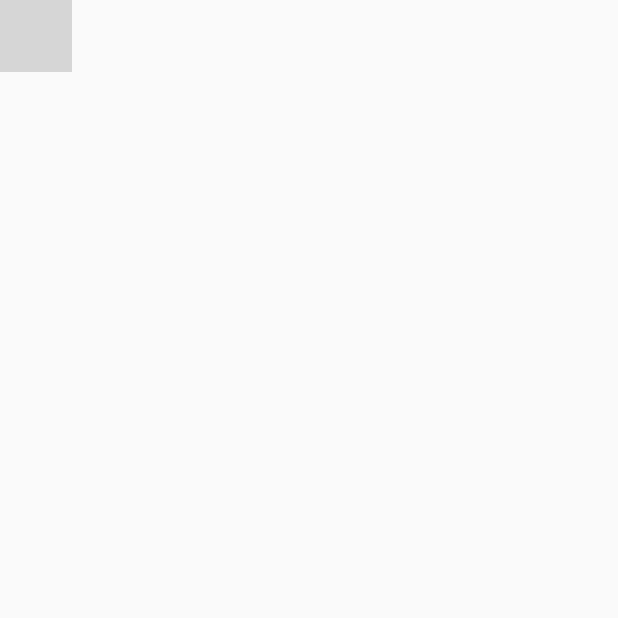
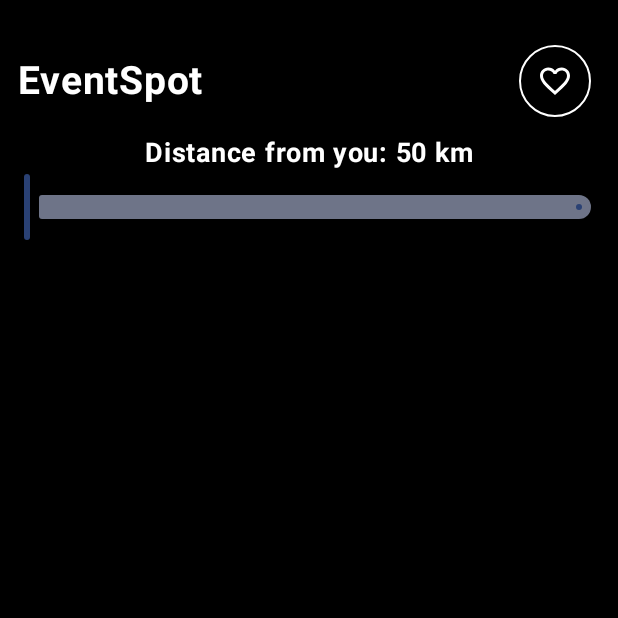
Before and after one commit to s3467490/s3467490, an Android app built with Jetpack Compose: the screen it shows after launch (MainActivity), on a phone screen of 412 x 824 dp, the top half of it. Run offline under Robolectric (Android 15) with nearby library versions, the phone set to English and light mode, and no system bars; our stand-ins replace Dagger/Hilt's generated code, Firebase (no records; nobody signed in at launch, a user with empty details on screens opened directly), Room's generated code; grey boxes are pictures that could not be loaded.

Commit message:
offline catching commit 10

```diff
--- a/app/src/main/java/uk/ac/tees/mad/eventspot/data/EventDao.kt
+++ b/app/src/main/java/uk/ac/tees/mad/eventspot/data/EventDao.kt
@@ -11,7 +11,7 @@ import uk.ac.tees.mad.eventspot.model.Event
 interface EventDao {
 
     @Insert(onConflict = OnConflictStrategy.REPLACE)
-    suspend fun addEvent(entity:Event)
+    suspend fun addEvents(entities:List<Event>)
 
     @Query("SELECT * FROM event_table")
     fun getEvents():Flow<List<Event>>
--- a/app/src/main/java/uk/ac/tees/mad/eventspot/data/Repository.kt
+++ b/app/src/main/java/uk/ac/tees/mad/eventspot/data/Repository.kt
@@ -4,7 +4,7 @@ import kotlinx.coroutines.flow.Flow
 import uk.ac.tees.mad.eventspot.model.Event
 
 interface Repository {
-    suspend fun addEvent(entity: Event)
+    suspend fun addEvents(entities:List<Event>)
     fun getEvents(): Flow<List<Event>>
     suspend fun deleteAllEvents()
 }
--- a/app/src/main/java/uk/ac/tees/mad/eventspot/data/RepositoryImpl.kt
+++ b/app/src/main/java/uk/ac/tees/mad/eventspot/data/RepositoryImpl.kt
@@ -7,8 +7,8 @@ import javax.inject.Inject
 class RepositoryImpl @Inject constructor(
     private val eventDao: EventDao
 ):Repository {
-    override suspend fun addEvent(entity: Event) {
-        eventDao.addEvent(entity)
+    override suspend fun addEvents(entities: List<Event>) {
+        eventDao.addEvents(entities)
     }
 
     override fun getEvents(): Flow<List<Event>> {
--- a/app/src/main/java/uk/ac/tees/mad/eventspot/ui/screen/home/EventItem.kt
+++ b/app/src/main/java/uk/ac/tees/mad/eventspot/ui/screen/home/EventItem.kt
@@ -97,13 +97,3 @@ fun EventItem(event: Event, borderColor: Color) {
         }
     }
 }
-
-
-@Preview(showBackground = true)
-@Composable
-private fun EventItemPrev() {
-    val event = Event("Tech Innovation Summit", "2025-04-15", "10:00 AM", "London, UK", 51.5074, -0.1278, "A gathering of industry leaders discussing the future of AI and technology.")
-    EventSpotTheme {
-        EventItem(event, Color.Magenta)
-    }
-}
--- /dev/null
+++ b/app/src/main/java/uk/ac/tees/mad/eventspot/ui/screen/home/HomeScreen.kt
@@ -0,0 +1,139 @@
+package uk.ac.tees.mad.eventspot.ui.screen.home
+
+import android.Manifest
+import android.content.ClipData.Item
+import android.widget.Toast
+import androidx.activity.compose.rememberLauncherForActivityResult
+import androidx.activity.result.contract.ActivityResultContracts
+import androidx.compose.foundation.border
+import androidx.compose.foundation.layout.Box
+import androidx.compose.foundation.layout.Column
+import androidx.compose.foundation.layout.Row
+import androidx.compose.foundation.layout.fillMaxSize
+import androidx.compose.foundation.layout.fillMaxWidth
+import androidx.compose.foundation.layout.padding
+import androidx.compose.foundation.lazy.LazyColumn
+import androidx.compose.foundation.lazy.items
+import androidx.compose.foundation.shape.CircleShape
+import androidx.compose.material3.ExperimentalMaterial3Api
+import androidx.compose.material3.Icon
+import androidx.compose.material3.IconButton
+import androidx.compose.material3.Scaffold
+import androidx.compose.material3.Slider
+import androidx.compose.material3.Text
+import androidx.compose.material3.pulltorefresh.PullToRefreshBox
+import androidx.compose.material3.pulltorefresh.rememberPullToRefreshState
+import androidx.compose.runtime.Composable
+import androidx.compose.runtime.LaunchedEffect
+import androidx.compose.runtime.collectAsState
+import androidx.compose.runtime.getValue
+import androidx.compose.runtime.mutableFloatStateOf
+import androidx.compose.runtime.mutableStateOf
+import androidx.compose.runtime.remember
+import androidx.compose.runtime.setValue
+import androidx.compose.ui.Alignment
+import androidx.compose.ui.Modifier
+import androidx.compose.ui.graphics.Color
+import androidx.compose.ui.graphics.vector.ImageVector
+import androidx.compose.ui.platform.LocalContext
+import androidx.compose.ui.res.vectorResource
+import androidx.compose.ui.text.font.FontWeight
+import androidx.compose.ui.unit.dp
+import androidx.compose.ui.unit.sp
+import uk.ac.tees.mad.eventspot.R
+import uk.ac.tees.mad.eventspot.utils.Utils.calculateDistance
+
+@OptIn(ExperimentalMaterial3Api::class)
+@Composable
+fun HomeScreen(viewModel: HomeViewModel) {
+    val colorList = listOf(Color.Red, Color.Magenta, Color.Green, Color.Yellow, Color.Cyan)
+    val eventList by viewModel.eventList.collectAsState()
+    val isRefreshing by viewModel.isRefreshing.collectAsState()
+    val userLocation by viewModel.userLocation.collectAsState()
+    var sliderValue by remember { mutableFloatStateOf(50f) }
+
+    val refreshState = rememberPullToRefreshState()
+
+    val permissionLauncher = rememberLauncherForActivityResult(
+        contract = ActivityResultContracts.RequestPermission()
+    ) { isGranted ->
+        if (isGranted) {
+            viewModel.hasPermission(true)
+        }
+    }
+
+    LaunchedEffect(Unit) {
+        permissionLauncher.launch(Manifest.permission.ACCESS_FINE_LOCATION)
+    }
+
+    Scaffold(
+        containerColor = Color.Black,
+        topBar = {
+            Row(
+                verticalAlignment = Alignment.CenterVertically,
+                modifier = Modifier.padding(top = 30.dp, start = 12.dp, bottom = 12.dp, end = 18.dp)
+            ) {
+                Text(
+                    "EventSpot",
+                    fontSize = 26.sp,
+                    fontWeight = FontWeight.Bold,
+                    color = Color.White,
+                    modifier = Modifier.weight(1f)
+                )
+                IconButton(
+                    onClick = {},
+                    modifier = Modifier
+                        .border(1.dp, color = Color.White, shape = CircleShape)
+                ) {
+                    Icon(
+                        imageVector = ImageVector.vectorResource(R.drawable.baseline_favorite_border_24),
+                        contentDescription = "Favorite",
+                        tint = Color.White
+                    )
+                }
+            }
+        }
+    ) { paddingValues ->
+        PullToRefreshBox(
+            state = refreshState,
+            isRefreshing = isRefreshing,
+            onRefresh = {
+                viewModel.fetchEvents()
+            },
+            modifier = Modifier
+                .padding(paddingValues)
+                .fillMaxSize()
+        ) {
+            LazyColumn {
+
+                item {
+                    Column(
+                        modifier = Modifier
+                            .fillMaxWidth(),
+                            //.padding(16.dp),
+                        horizontalAlignment = Alignment.CenterHorizontally
+                    ) {
+                        Text(
+                            text = "Distance from you: ${sliderValue.toInt()} km",
+                            fontSize = 18.sp,
+                            color = Color.White,
+                            fontWeight = FontWeight.Bold
+                        )
+
+                        Slider(
+                            value = sliderValue,
+                            onValueChange = { sliderValue = it },
+                            valueRange = 50f..500f,
+                            modifier = Modifier.padding(horizontal = 16.dp)
+                        )
+                    }
+                }
+                items(eventList.filter {
+                    calculateDistance(userLocation!!, it.latitude, it.longitude) < sliderValue
+                }) { event ->
+                    EventItem(event, colorList.random())
+                }
+            }
+        }
+    }
+}
--- /dev/null
+++ b/app/src/main/java/uk/ac/tees/mad/eventspot/ui/screen/home/HomeViewModel.kt
@@ -0,0 +1,98 @@
+package uk.ac.tees.mad.eventspot.ui.screen.home
+
+import android.Manifest
+import android.content.Context
+import android.content.pm.PackageManager
+import android.location.Location
+import android.util.Log
+import androidx.core.app.ActivityCompat
+import androidx.lifecycle.ViewModel
+import androidx.lifecycle.viewModelScope
+import com.google.android.gms.location.FusedLocationProviderClient
+import com.google.firebase.firestore.FirebaseFirestore
+import com.google.firebase.firestore.toObject
+import dagger.hilt.android.lifecycle.HiltViewModel
+import dagger.hilt.android.qualifiers.ApplicationContext
+import kotlinx.coroutines.flow.MutableStateFlow
+import kotlinx.coroutines.flow.StateFlow
+import kotlinx.coroutines.flow.first
+import kotlinx.coroutines.launch
+import uk.ac.tees.mad.eventspot.data.Repository
+import uk.ac.tees.mad.eventspot.model.Event
+import uk.ac.tees.mad.eventspot.utils.Utils
+import javax.inject.Inject
+
+@HiltViewModel
+class HomeViewModel @Inject constructor(
+    private val repository: Repository,
+    private val fusedLocationClient: FusedLocationProviderClient,
+    @ApplicationContext private val context: Context
+) : ViewModel() {
+    private val db = FirebaseFirestore.getInstance()
+
+    private val _eventList = MutableStateFlow<List<Event>>(emptyList())
+    val eventList: StateFlow<List<Event>> get() = _eventList
+
+    private val _isRefreshing = MutableStateFlow(false)
+    val isRefreshing: StateFlow<Boolean> get() = _isRefreshing
+
+    private val _hasPermission = MutableStateFlow(false)
+    val hasPermission: StateFlow<Boolean> get() = _hasPermission
+
+    private val _userLocation = MutableStateFlow<Location?>(null)
+    val userLocation: StateFlow<Location?> get() = _userLocation
+
+    init {
+        fetchEvents()
+        fetchLocation()
+    }
+
+    fun fetchEvents() {
+        _isRefreshing.value = true
+        db.collection("events")
+            .get()
+            .addOnSuccessListener { documents ->
+                _isRefreshing.value = false
+                val events = documents.mapNotNull { doc ->
+                    doc.toObject(Event::class.java)
+                }
+                _eventList.value = events
+                events.forEach {
+                    Log.d("Data", it.toString())
+                }
+            }
+            .addOnFailureListener {
+                _isRefreshing.value = false
+                Log.e("Fetching data", "Failed")
+            }
+    }
+
+    private fun fetchLocation() {
+        if (ActivityCompat.checkSelfPermission(
+                context, Manifest.permission.ACCESS_FINE_LOCATION
+            ) != PackageManager.PERMISSION_GRANTED
+        ) {
+            _userLocation.value = Location("").apply {
+                latitude = 51.5072
+                longitude = 0.1276
+            }
+            return
+        }
+
+        fusedLocationClient.lastLocation
+            .addOnSuccessListener { location ->
+                _userLocation.value = location
+            }
+            .addOnFailureListener {
+                _userLocation.value = Location("").apply {
+                    latitude = 51.5072
+                    longitude = 0.1276
+                }
+            }
+    }
+
+    fun hasPermission(value: Boolean) {
+        _hasPermission.value = value
+    }
+
+}
--- /dev/null
+++ b/app/src/main/java/uk/ac/tees/mad/eventspot/ui/theme/Theme.kt
@@ -0,0 +1,58 @@
+package uk.ac.tees.mad.eventspot.ui.theme
+
+import android.app.Activity
+import android.os.Build
+import androidx.compose.foundation.isSystemInDarkTheme
+import androidx.compose.material3.MaterialTheme
+import androidx.compose.material3.darkColorScheme
+import androidx.compose.material3.dynamicDarkColorScheme
+import androidx.compose.material3.dynamicLightColorScheme
+import androidx.compose.material3.lightColorScheme
+import androidx.compose.runtime.Composable
+import androidx.compose.ui.platform.LocalContext
+
+private val DarkColorScheme = darkColorScheme(
+    primary = Purple80,
+    secondary = PurpleGrey80,
+    tertiary = Pink80
+)
+
+private val LightColorScheme = lightColorScheme(
+    primary = Purple40,
+    secondary = PurpleGrey40,
+    tertiary = Pink40
+
+    /* Other default colors to override
+    background = Color(0xFFFFFBFE),
+    surface = Color(0xFFFFFBFE),
+    onPrimary = Color.White,
+    onSecondary = Color.White,
+    onTertiary = Color.White,
+    onBackground = Color(0xFF1C1B1F),
+    onSurface = Color(0xFF1C1B1F),
+    */
+)
+
+@Composable
+fun EventSpotTheme(
+    darkTheme: Boolean = isSystemInDarkTheme(),
+    // Dynamic color is available on Android 12+
+    dynamicColor: Boolean = true,
+    content: @Composable () -> Unit
+) {
+    val colorScheme = when {
+        dynamicColor && Build.VERSION.SDK_INT >= Build.VERSION_CODES.S -> {
+            val context = LocalContext.current
+            if (darkTheme) dynamicDarkColorScheme(context) else dynamicLightColorScheme(context)
+        }
+
+        darkTheme -> DarkColorScheme
+        else -> LightColorScheme
+    }
+
+    MaterialTheme(
+        colorScheme = colorScheme,
+        typography = Typography,
+        content = content
+    )
+}
--- /dev/null
+++ b/app/src/main/java/uk/ac/tees/mad/eventspot/ui/theme/Type.kt
@@ -0,0 +1,34 @@
+package uk.ac.tees.mad.eventspot.ui.theme
+
+import androidx.compose.material3.Typography
+import androidx.compose.ui.text.TextStyle
+import androidx.compose.ui.text.font.FontFamily
+import androidx.compose.ui.text.font.FontWeight
+import androidx.compose.ui.unit.sp
+
+// Set of Material typography styles to start with
+val Typography = Typography(
+    bodyLarge = TextStyle(
+        fontFamily = FontFamily.Default,
+        fontWeight = FontWeight.Normal,
+        fontSize = 16.sp,
+        lineHeight = 24.sp,
+        letterSpacing = 0.5.sp
+    )
+    /* Other default text styles to override
+    titleLarge = TextStyle(
+        fontFamily = FontFamily.Default,
+        fontWeight = FontWeight.Normal,
+        fontSize = 22.sp,
+        lineHeight = 28.sp,
+        letterSpacing = 0.sp
+    ),
+    labelSmall = TextStyle(
+        fontFamily = FontFamily.Default,
+        fontWeight = FontWeight.Medium,
+        fontSize = 11.sp,
+        lineHeight = 16.sp,
+        letterSpacing = 0.5.sp
+    )
+    */
+)
--- /dev/null
+++ b/app/src/main/java/uk/ac/tees/mad/eventspot/utils/Utils.kt
@@ -0,0 +1,13 @@
+package uk.ac.tees.mad.eventspot.utils
+
+import android.location.Location
+
+object Utils {
+    fun calculateDistance(location1:Location, lat2: Double, lon2: Double): Float {
+        val location2 = Location("").apply {
+            latitude = lat2
+            longitude = lon2
+        }
+        return location1.distanceTo(location2) / 1000
+    }
+}
```
